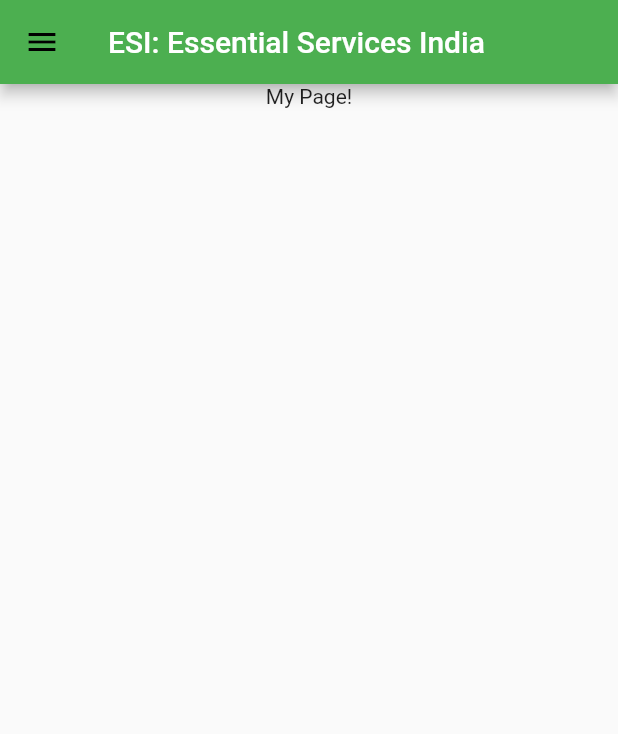
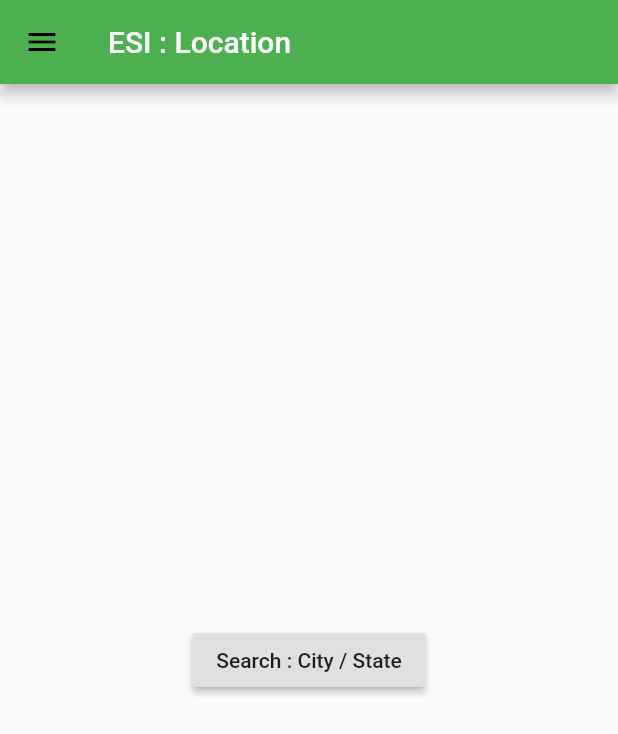
Before and after one commit to swarup260/old-esi, a Flutter app: the screen it shows after launch, on a phone screen of 412 x 824 dp. Shown: the top 734 px of the screen. Run offline on Flutter 3.47's test engine with Material 2 defaults, Android fonts, the phone set to English and light mode, and no system bars; Roboto replaces fonts that are missing (Rubik).

Commit message:
routing added : all pages

```diff
--- /dev/null
+++ b/lib/SearchLocation.dart
@@ -0,0 +1,25 @@
+import 'package:flutter/material.dart';
+
+import 'ServicesList.dart';
+import 'widgets/AppDrawer.dart';
+
+class SearchLocation extends StatelessWidget {
+  @override
+  Widget build(BuildContext context) {
+    return Scaffold(
+      appBar: AppBar(title: Text('ESI : Location')),
+      body: Center(
+        child: RaisedButton(
+          child: Text('Search : City / State'),
+          onPressed: () {
+            Navigator.push(
+              context,
+              MaterialPageRoute(builder: (context) => ServicesList()),
+            );
+          },
+        ),
+      ),
+      drawer: AppDrawer(),
+    );
+  }
+}
--- a/lib/home.dart
+++ b/lib/home.dart
@@ -1,56 +1,31 @@
 import 'package:flutter/material.dart';
 
-class Home extends StatelessWidget {
-  final String title;
+import 'SearchLocation.dart';
+import 'widgets/AppDrawer.dart';
 
-  Home({Key key, this.title}) : super(key: key);
+class Home extends StatefulWidget {
+  @override
+  _HomeState createState() => _HomeState();
+}
+
+// SingleTickerProviderStateMixin is used for animation
+class _HomeState extends State<Home> with SingleTickerProviderStateMixin {
+  @override
+  void initState() {
+    super.initState();
+  }
+
+  @override
+  void dispose() {
+    super.dispose();
+  }
 
   @override
   Widget build(BuildContext context) {
     return Scaffold(
-      appBar: AppBar(title: Text(title)),
-      body: Column(
-        children: <Widget>[
-        Center(child: Text('My Page!')),
-
-        ],
-      ),
-
-      drawer: Drawer(
-        // Add a ListView to the drawer. This ensures the user can scroll
-        // through the options in the drawer if there isn't enough vertical
-        // space to fit everything.
-        child: ListView(
-          // Important: Remove any padding from the ListView.
-          padding: EdgeInsets.zero,
-          children: <Widget>[
-            DrawerHeader(
-              child: Center(child: Text('ESI', style: TextStyle(fontSize: 50,color: Colors.white,fontWeight: FontWeight.bold),)),
-              decoration: BoxDecoration(
-                color: Theme.of(context).primaryColorDark,
-              ),
-            ),
-            ListTile(
-              title: Text('About Us'),
-              onTap: () {
-                // Update the state of the app
-                // ...
-                // Then close the drawer
-                Navigator.pop(context);
-              },
-            ),
-            ListTile(
-              title: Text('More Info'),
-              onTap: () {
-                // Update the state of the app
-                // ...
-                // Then close the drawer
-                Navigator.pop(context);
-              },
-            ),
-          ],
-        ),
-      ),
+      //appBar: AppBar(title: Text('ESI : Home')),
+      body: SearchLocation(),
+      //drawer: AppDrawer(),
     );
   }
 }
--- a/lib/main.dart
+++ b/lib/main.dart
@@ -21,7 +21,7 @@ class MyApp extends StatelessWidget {
         indicatorColor: Colors.black,
         fontFamily: 'Rubik',
       ),
-      home: Home(title: appTitle),
+      home: Home(),
       // home: FutureBuilder(
       //   future: isShowWalkThrough(),
       //   initialData: false,
```
Also changed, not shown: lib/ServicesDetails.dart (added, +23 -0 lines), lib/ServicesList.dart (added, +27 -0 lines), lib/widgets/AppDrawer.dart (added, +49 -0 lines).
